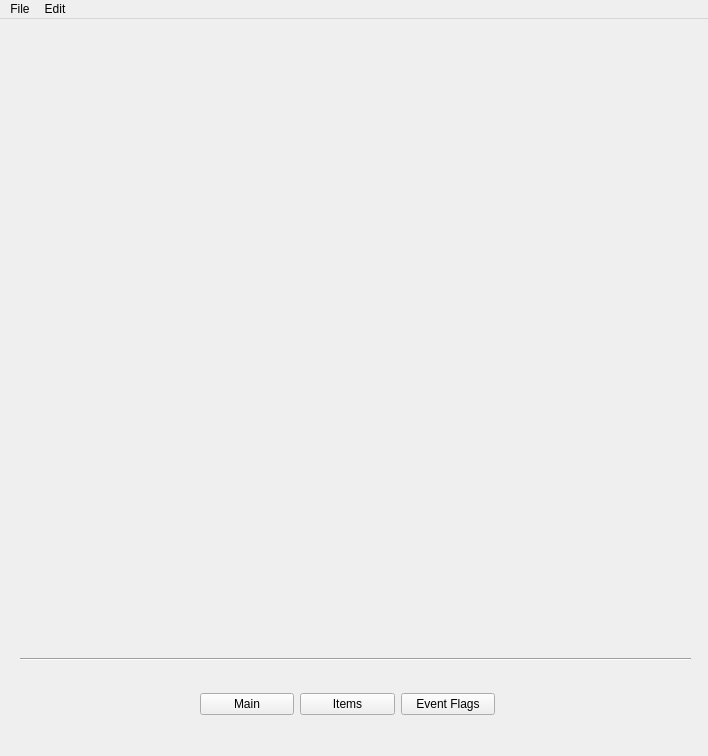
blazkowolf/cv64_save_editor, file ui/MainWindow.ui: the form before one commit.
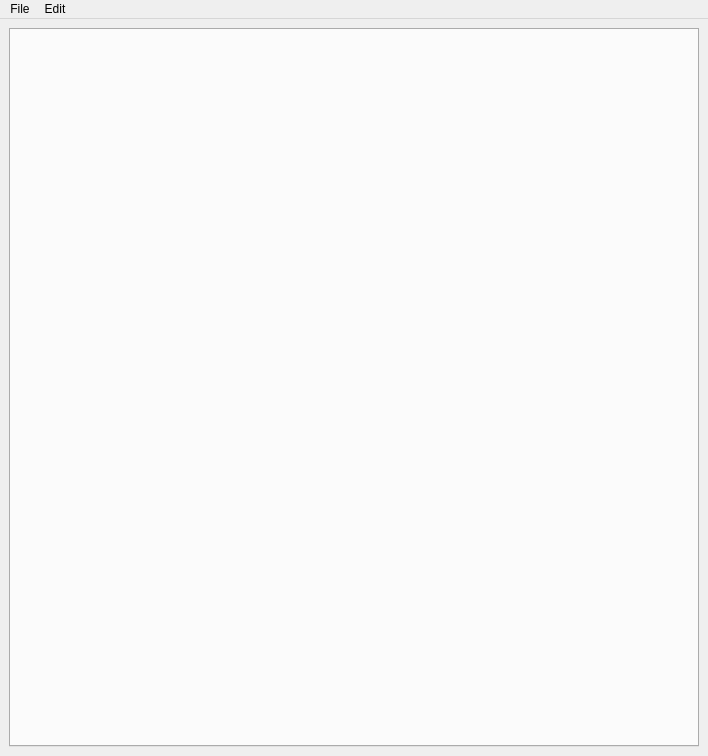
The form after the commit. Icons and pictures are not drawn.

Commit message: refactor: use tab widget instead of stacked widget

What changed in the file:
```diff
--- a/ui/MainWindow.ui
+++ b/ui/MainWindow.ui
@@ -17,65 +17,11 @@
    <iconset theme="QIcon::ThemeIcon::DocumentSave"/>
   </property>
   <widget class="QWidget" name="centralwidget">
-   <widget class="QWidget" name="gridLayoutWidget_8">
-    <property name="geometry">
-     <rect>
-      <x>200</x>
-      <y>660</y>
-      <width>295</width>
-      <height>51</height>
-     </rect>
-    </property>
-    <layout class="QGridLayout" name="glBottomButtons">
-     <item row="0" column="0">
-      <widget class="QPushButton" name="buttonMain">
-       <property name="text">
-        <string>Main</string>
-       </property>
-      </widget>
-     </item>
-     <item row="0" column="2">
-      <widget class="QPushButton" name="buttonEventFlags">
-       <property name="text">
-        <string>Event Flags</string>
-       </property>
-      </widget>
-     </item>
-     <item row="0" column="1">
-      <widget class="QPushButton" name="buttonItems">
-       <property name="text">
-        <string>Items</string>
-       </property>
-      </widget>
-     </item>
-    </layout>
-   </widget>
-   <widget class="QStackedWidget" name="stackedWidgetPages">
-    <property name="geometry">
-     <rect>
-      <x>10</x>
-      <y>10</y>
-      <width>701</width>
-      <height>621</height>
-     </rect>
-    </property>
-    <property name="currentIndex">
-     <number>-1</number>
-    </property>
-   </widget>
-   <widget class="Line" name="line">
-    <property name="geometry">
-     <rect>
-      <x>20</x>
-      <y>630</y>
-      <width>671</width>
-      <height>20</height>
-     </rect>
-    </property>
-    <property name="orientation">
-     <enum>Qt::Orientation::Horizontal</enum>
-    </property>
-   </widget>
+   <layout class="QVBoxLayout" name="verticalLayout">
+    <item>
+     <widget class="QTabWidget" name="stackedWidgetPages"/>
+    </item>
+   </layout>
   </widget>
   <widget class="QMenuBar" name="menuBar">
    <property name="geometry">
```
The commit also changes 1 other file.
